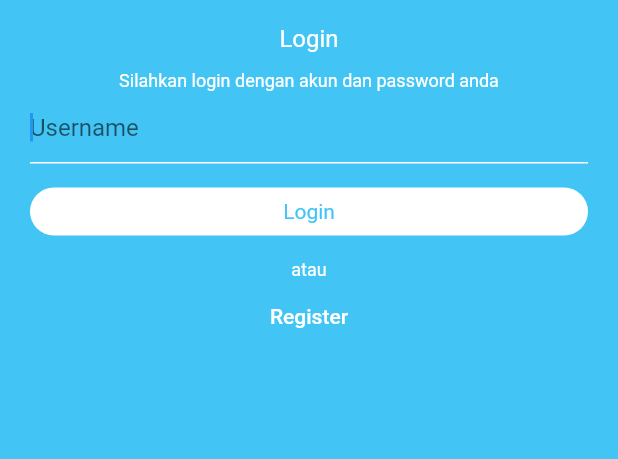
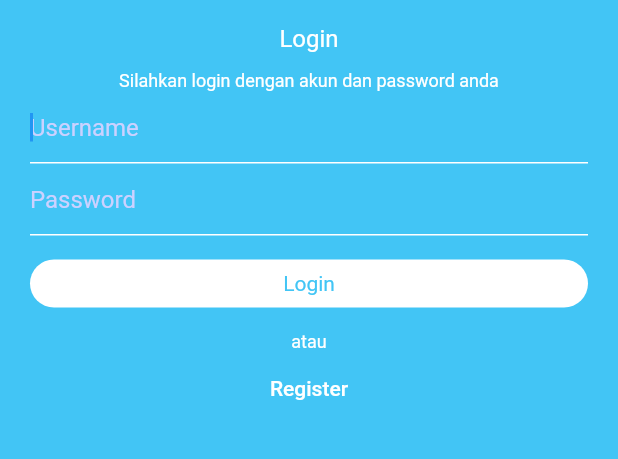
Before and after one commit to oyasuryana/app_posyandu, a Flutter app: the screen it shows after launch, on a phone screen of 412 x 824 dp, the part 255-714 px from its top. Run offline on Flutter 3.47's test engine with Material 2 defaults, Android fonts, the phone set to English and light mode, and no system bars.

Commit message:
add field password

```diff
--- a/lib/screens/login_views.dart
+++ b/lib/screens/login_views.dart
@@ -18,6 +18,7 @@ class LoginPage extends StatelessWidget {
           _iconLogin(),
           _titleDescription(),
           _userField(),
+          _passField(),
           _buildButton(context)
         ],
       ),
@@ -69,7 +70,8 @@ Widget _userField() {
                 width: 1.0,
               ),
             ),
-            hintText: 'Username'
+            hintText: 'Username',
+            hintStyle: TextStyle(color: ColorPalette.hintColor),
           ),
 
         style: const TextStyle(color: Colors.white),
@@ -79,7 +81,28 @@ Widget _userField() {
   );
 }
 
-
+Widget _passField() {
+  return Column(
+    children: <Widget>[
+      TextFormField(
+       decoration: const InputDecoration (
+         border: UnderlineInputBorder(),
+         enabledBorder:UnderlineInputBorder(
+           borderSide: BorderSide(
+             color:Colors.white,
+             width:1.0
+           ),
+         ),
+         hintText: 'Password',
+         hintStyle: TextStyle(color:ColorPalette.hintColor),
+       ),
+        style: const TextStyle(color: Colors.white),
+        autofocus: true,
+        obscureText: true,
+      )
+    ]
+  );
+}
 // ignore: avoid_types_as_parameter_names, non_constant_identifier_names
 Widget _buildButton(BuildContext) {
   return Column(
```
Also changed, not shown: 1 other file.
